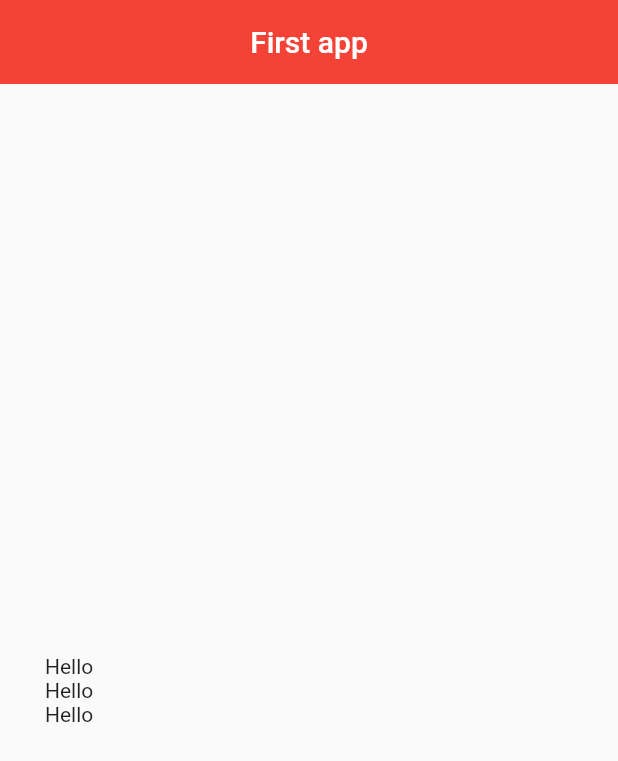
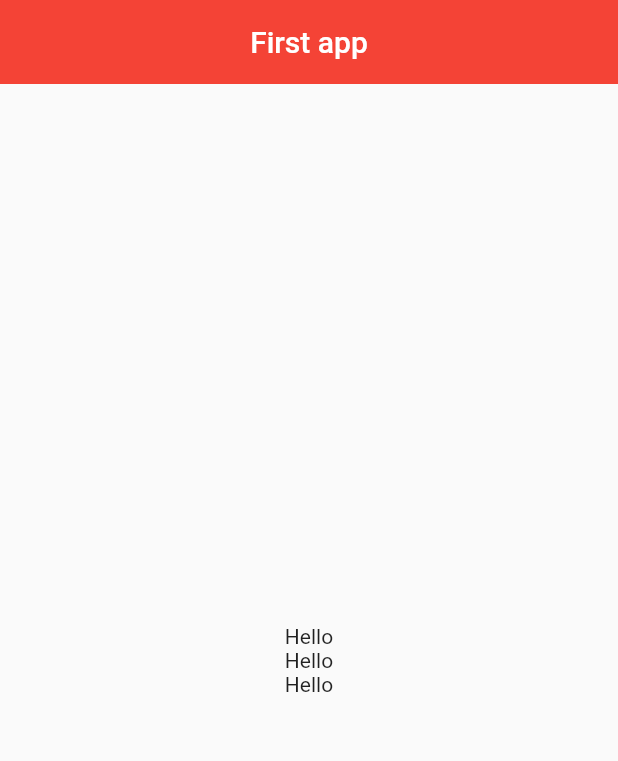
Before and after one commit to newzinee/first-flutter, a Flutter app: the screen it shows after launch, on a phone screen of 412 x 824 dp. Shown: the top 761 px of the screen. Run offline on Flutter 3.47's test engine with Material 2 defaults, Android fonts, the phone set to English and light mode, and no system bars.

Commit message:
center 놓기

```diff
--- a/lib/main.dart
+++ b/lib/main.dart
@@ -25,8 +25,7 @@ class MyHomePage extends StatelessWidget {
         backgroundColor: Colors.red,
         elevation: 0.0,
       ),
-      body: Padding(
-        padding: EdgeInsets.fromLTRB(30.0, 40.0, 0.0, 0.0),
+      body: Center(
         child: Column(
             mainAxisAlignment: MainAxisAlignment.center,
             children: <Widget>[
```
Lines whose indentation alone changed are shown as unchanged.
